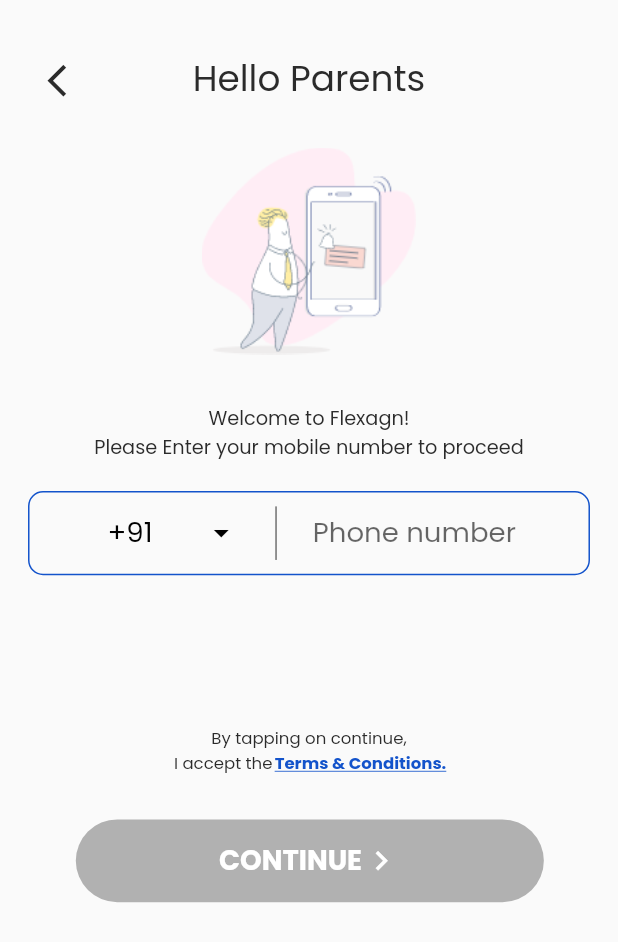
After one commit to MMRoopa/avatar_dialog, a Flutter app: the screen it shows after launch, after a tap on "PhoneNumber Page", on a phone screen of 412 x 824 dp. The commit adds this screen. Shown: the top 942 px of the screen. Run offline on Flutter 3.47's test engine with Material 2 defaults, Android fonts, the phone set to English and light mode, and no system bars; our stand-ins replace auto_size_text, flutter_screenutil, pin_code_fields, scroll_to_index; missing offline and left inert: custom_timer; statements that could not run were skipped.

Commit message:
phoneNumber page implementation

```diff
--- a/lib/main.dart
+++ b/lib/main.dart
@@ -1,4 +1,5 @@
 import 'package:avatar_dialog/childDetails/child_details.dart';
+import 'package:avatar_dialog/phonenumber/phonenumber_page.dart';
 import 'package:avatar_dialog/verifyOTP/verify_otp.dart';
 import 'package:flutter/material.dart';
 import 'package:flutter_screenutil/flutter_screenutil.dart';
@@ -48,6 +49,23 @@ class HomePage extends StatelessWidget {
         child: Column(
           mainAxisSize: MainAxisSize.min,
           children: <Widget>[
+            TextButton(
+              style: TextButton.styleFrom(
+                textStyle: const TextStyle(fontSize: 20),
+              ),
+              onPressed: () {
+                Navigator.push(
+                  context,
+                  MaterialPageRoute<void>(
+                    builder: (BuildContext context) => const PhoneNumber(),
+                  ),
+                );
+              },
+              child: const Text('PhoneNumber Page'),
+            ),
+            const SizedBox(
+              height: 20.0,
+            ),
             TextButton(
               style: TextButton.styleFrom(
                 textStyle: const TextStyle(fontSize: 20),
--- /dev/null
+++ b/lib/phonenumber/phonenumber_page.dart
@@ -0,0 +1,336 @@
+import 'package:flutter/material.dart';
+import 'package:flutter_screenutil/flutter_screenutil.dart';
+
+class PhoneNumber extends StatefulWidget {
+  const PhoneNumber({Key? key}) : super(key: key);
+
+  @override
+  _PhoneNumberState createState() => _PhoneNumberState();
+}
+
+class _PhoneNumberState extends State<PhoneNumber> {
+  String phoneNumber = "";
+  String? selectedCountry = '+91';
+  bool enableContinue = false;
+  TextEditingController myController = TextEditingController();
+
+  List<String> countryList = [
+    '+91',
+    '+1',
+    '+61',
+  ];
+
+  @override
+  Widget build(BuildContext context) {
+    return Scaffold(
+      resizeToAvoidBottomInset: false,
+      body: Column(
+        crossAxisAlignment: CrossAxisAlignment.center,
+        children: <Widget>[
+          titleWidget(context),
+          image(),
+          pageText(),
+          numberEditor(context),
+          termsConditions(),
+          continueBtn(context),
+        ],
+      ),
+    );
+  }
+
+  Container numberEditor(BuildContext context) {
+    return Container(
+      alignment: Alignment.center,
+      height: 61.h,
+      width: 341.w,
+      decoration: BoxDecoration(
+        border: Border.all(
+          color: const Color(0xFF1353CB),
+        ),
+        borderRadius: const BorderRadius.all(
+          Radius.circular(10.0),
+        ),
+      ),
+      child: Row(
+        //  alignment: AlignmentDirectional.topStart,
+        mainAxisAlignment: MainAxisAlignment.center,
+        children: <Widget>[
+          Padding(
+            padding: EdgeInsets.fromLTRB(10.w, 12.h, 15.w, 12.h),
+            child: SizedBox(
+              width: 80.w,
+              height: 30.h,
+              child: DropdownButtonHideUnderline(
+                child: DropdownButton<String>(
+                  style: TextStyle(
+                    fontSize: 20.sp,
+                    color: Colors.black,
+                    fontFamily: 'Poppins',
+                  ),
+                  isDense: true,
+                  elevation: 5,
+                  icon: const Icon(
+                    Icons.arrow_drop_down_sharp,
+                    color: Colors.black,
+                  ),
+                  value: selectedCountry,
+                  items: countryList.map((String item) {
+                    return DropdownMenuItem<String>(
+                      value: item,
+                      child: Text(item),
+                    );
+                  }).toList(),
+                  onChanged: (String? value) {
+                    setState(() {
+                      selectedCountry = value!;
+                    });
+                  },
+                ),
+              ),
+            ),
+          ),
+          VerticalDivider(
+            color: const Color(0xFF707070),
+            thickness: 1,
+            indent: 10.h,
+            endIndent: 10.h,
+          ),
+          Container(
+            margin: EdgeInsets.only(left: 15.w),
+            width: 130.w,
+            child: TextField(
+              controller: myController,
+              keyboardType: TextInputType.number,
+              textAlign: TextAlign.left,
+              style: TextStyle(
+                fontSize: 20.sp,
+                color: Colors.black,
+                fontFamily: 'Poppins',
+              ),
+              decoration: const InputDecoration(
+                border: InputBorder.none,
+                hintText: 'Phone number',
+              ),
+              onChanged: (String value) {
+                setState(() {
+                  if (value.length >= 10) {
+                    enableContinue = true;
+                    phoneNumber = value;
+                  } else {
+                    enableContinue = false;
+                  }
+                });
+              },
+            ),
+          ),
+        ],
+      ),
+    );
+  }
+
+  Container continueBtn(BuildContext context) {
+    return Container(
+      margin: EdgeInsets.only(left: 46.w, right: 45.w, bottom: 30.h),
+      child: enableContinue
+          ? GestureDetector(
+              onTap: () {},
+              child: Container(
+                alignment: Alignment.center,
+                height: 60.h,
+                width: 284.w,
+                child: Row(
+                  mainAxisAlignment: MainAxisAlignment.center,
+                  children: [
+                    Text(
+                      'CONTINUE',
+                      style: TextStyle(
+                        fontSize: 20.sp,
+                        color: Colors.white,
+                        fontWeight: FontWeight.bold,
+                        fontFamily: 'Poppins',
+                      ),
+                      maxLines: 1,
+                    ),
+                    Icon(
+                      Icons.keyboard_arrow_right_outlined,
+                      color: Colors.white,
+                      size: 28.h,
+                    ),
+                  ],
+                ),
+                decoration: const BoxDecoration(
+                  color: Color(0xFF1353CB),
+                  borderRadius: BorderRadius.all(Radius.circular(50.0)),
+                ),
+              ),
+            )
+          : Container(
+              alignment: Alignment.center,
+              height: 60.h,
+              width: 284.w,
+              child: Row(
+                mainAxisAlignment: MainAxisAlignment.center,
+                children: [
+                  Text(
+                    'CONTINUE',
+                    style: TextStyle(
+                      fontSize: 20.sp,
+                      color: Colors.white,
+                      fontWeight: FontWeight.bold,
+                      fontFamily: 'Poppins',
+                    ),
+                    maxLines: 1,
+                  ),
+                  Icon(
+                    Icons.keyboard_arrow_right_outlined,
+                    color: Colors.white,
+                    size: 28.h,
+                  ),
+                ],
+              ),
+              decoration: const BoxDecoration(
+                color: Color(0xFFB1B1B1),
+                borderRadius: BorderRadius.all(Radius.circular(50.0)),
+              ),
+            ),
+    );
+  }
+
+  Container termsConditions() {
+    return Container(
+        height: 37.h,
+        margin: EdgeInsets.only(top: 109.h, bottom: 31.h),
+        child: Column(
+          mainAxisAlignment: MainAxisAlignment.center,
+          children: [
+            Text(
+              'By tapping on continue,',
+              style: TextStyle(
+                color: const Color(0xFF2B2B2B),
+                fontSize: 12.sp,
+                fontFamily: 'Poppins',
+              ),
+              textAlign: TextAlign.center,
+              maxLines: 1,
+            ),
+            Row(
+              mainAxisAlignment: MainAxisAlignment.center,
+              children: [
+                Text(
+                  'I accept the ',
+                  style: TextStyle(
+                    color: const Color(0xFF2B2B2B),
+                    fontSize: 12.sp,
+                    fontFamily: 'Poppins',
+                  ),
+                  textAlign: TextAlign.center,
+                  maxLines: 1,
+                ),
+                GestureDetector(
+                  onTap: () {},
+                  child: Text(
+                    'Terms & Conditions.',
+                    style: TextStyle(
+                      decoration: TextDecoration.underline,
+                      color: const Color(0xFF1353CB),
+                      fontSize: 12.sp,
+                      fontWeight: FontWeight.bold,
+                      fontFamily: 'Poppins',
+                    ),
+                    textAlign: TextAlign.center,
+                    maxLines: 1,
+                  ),
+                ),
+              ],
+            ),
+          ],
+        ));
+  }
+
+  Container pageText() {
+    return Container(
+      height: 43.h,
+      margin: EdgeInsets.only(top: 36.h, bottom: 20.h),
+      child: Column(
+        crossAxisAlignment: CrossAxisAlignment.center,
+        children: [
+          Text(
+            'Welcome to Flexagn!',
+            style: TextStyle(
+              color: const Color(0xFF2B2B2B),
+              fontSize: 14.sp,
+              fontWeight: FontWeight.w500,
+              fontFamily: 'Poppins',
+            ),
+            textAlign: TextAlign.center,
+            maxLines: 1,
+          ),
+          Text(
+            'Please Enter your mobile number to proceed',
+            style: TextStyle(
+              color: const Color(0xFF2B2B2B),
+              fontSize: 14.sp,
+              fontWeight: FontWeight.w500,
+              fontFamily: 'Poppins',
+            ),
+            textAlign: TextAlign.center,
+            maxLines: 1,
+          ),
+        ],
+      ),
+    );
+  }
+
+  Container image() {
+    return Container(
+      width: 155.w,
+      height: 150.h,
+      alignment: Alignment.center,
+      child: Image.asset(
+        "assets/images/group_70216.png",
+        alignment: Alignment.center,
+        fit: BoxFit.fill,
+      ),
+    );
+  }
+
+  Container titleWidget(BuildContext context) {
+    return Container(
+      height: 36.h,
+      width: 375.w,
+      margin: EdgeInsets.only(top: 38.h, bottom: 33.h),
+      child: Stack(
+        alignment: AlignmentDirectional.centerStart,
+        children: <Widget>[
+          Container(
+            margin: EdgeInsets.only(left: 23.w, top: 5.h),
+            child: GestureDetector(
+              onTap: () {
+                Navigator.pop(context);
+              },
+              child: Icon(
+                Icons.arrow_back_ios_outlined,
+                color: const Color(0xFF2B2B2B),
+                size: 28.h,
+              ),
+            ),
+          ),
+          Container(
+            alignment: Alignment.center,
+            child: Text(
+              "Hello Parents",
+              style: TextStyle(
+                color: const Color(0xFF2B2B2B),
+                fontSize: 26.sp,
+                fontWeight: FontWeight.w500,
+                fontFamily: 'Poppins',
+              ),
+              textAlign: TextAlign.center,
+              maxLines: 1,
+            ),
+          ),
+        ],
+      ),
+    );
+  }
+}
```
